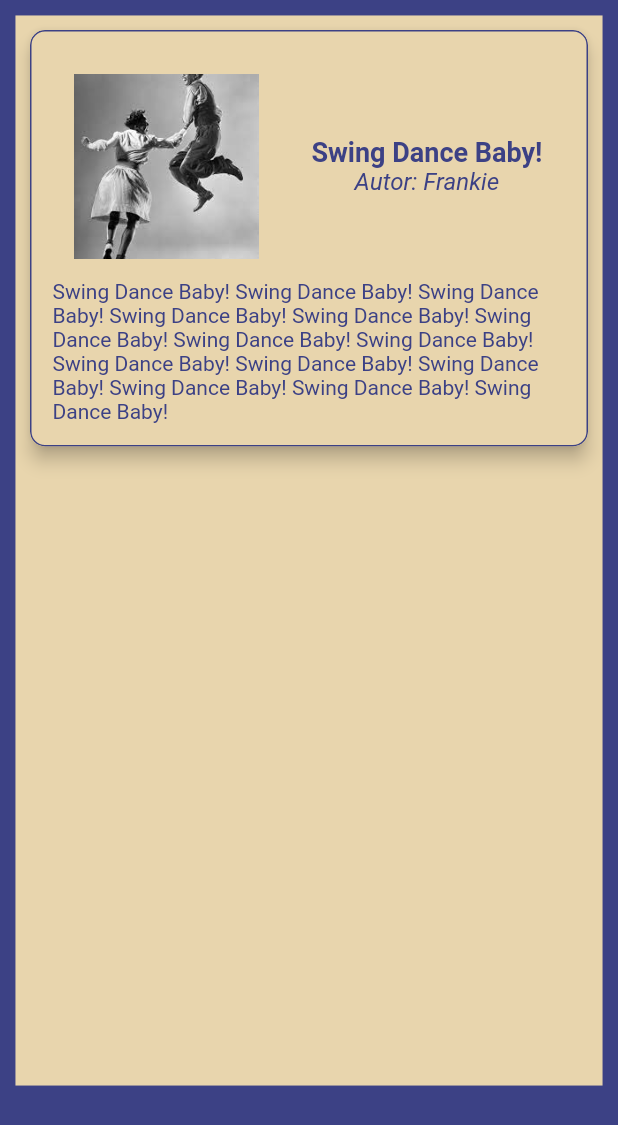
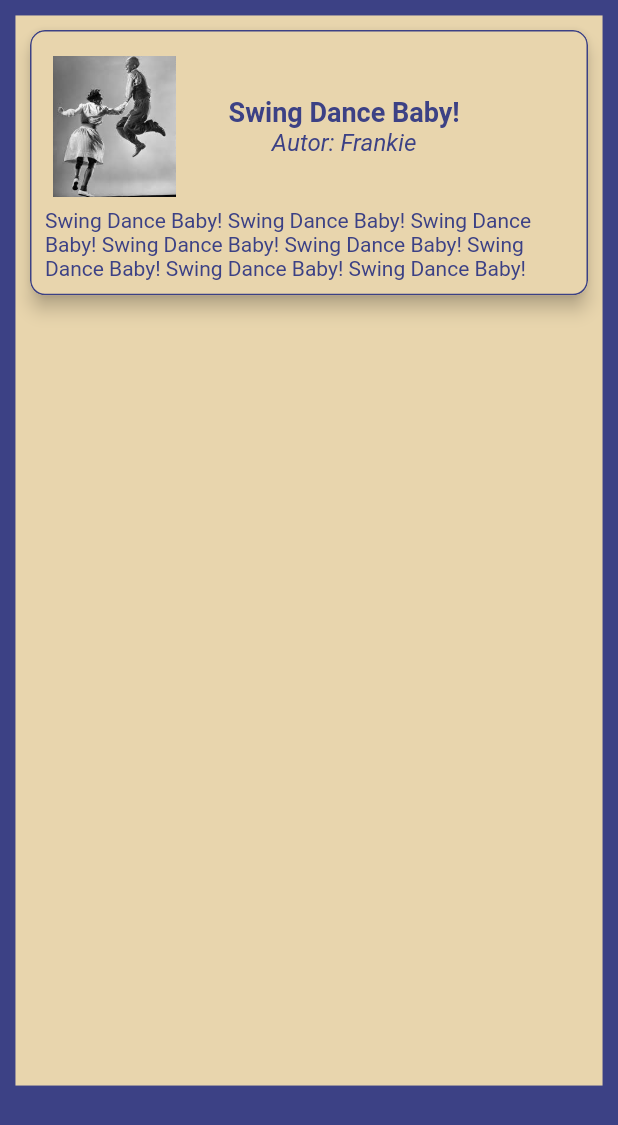
Before and after one commit to FredAPP/lindy, a Flutter app: the ArticlesPage screen opened directly, on a phone screen of 412 x 824 dp. Shown: the top 1125 px of the screen. Run offline on Flutter 3.47's test engine with Material 2 defaults, Android fonts, the phone set to English and light mode, and no system bars; our stand-ins replace persistent_bottom_nav_bar, youtube_player_flutter.

Commit message:
conversão flatbutton para textbutton

```diff
--- a/lib/main.dart
+++ b/lib/main.dart
@@ -13,7 +13,7 @@ class MyApp extends StatelessWidget {
   @override
   Widget build(BuildContext context) {
     return MaterialApp(
-      debugShowCheckedModeBanner: false, //CHUPA DEBUG
+      debugShowCheckedModeBanner: false,
       home: LoginPage(),
     );
   }
--- a/lib/pages/articles_page.dart
+++ b/lib/pages/articles_page.dart
@@ -29,18 +29,18 @@ class ArticlesPage extends StatelessWidget {
               children: <Widget>[
                 Card(
                   child: Padding(
-                    padding: const EdgeInsets.all(15.0),
+                    padding: const EdgeInsets.all(10.0),
                     child: Column(
                       children: [
                         Padding(
-                          padding: const EdgeInsets.all(14.0),
+                          padding: const EdgeInsets.all(5.0),
                           child: Row(
                             children: [
                               Image(
                                 image:
                                     AssetImage("assets/images/background.jpeg"),
-                                height: height * 0.15,
-                                width: width * 0.30,
+                                height: height * 0.12,
+                                width: width * 0.20,
                                 fit: BoxFit.fitWidth,
                               ),
                               Padding(
@@ -70,7 +70,7 @@ class ArticlesPage extends StatelessWidget {
                           ),
                         ),
                         Text(
-                          "Swing Dance Baby! Swing Dance Baby! Swing Dance Baby! Swing Dance Baby! Swing Dance Baby! Swing Dance Baby! Swing Dance Baby! Swing Dance Baby! Swing Dance Baby! Swing Dance Baby! Swing Dance Baby! Swing Dance Baby! Swing Dance Baby! Swing Dance Baby! ",
+                          "Swing Dance Baby! Swing Dance Baby! Swing Dance Baby! Swing Dance Baby! Swing Dance Baby! Swing Dance Baby! Swing Dance Baby! Swing Dance Baby!",
                           style:
                               TextStyle(color: Color.fromRGBO(60, 65, 133, 1)),
                         ),
--- a/lib/pages/forgot.dart
+++ b/lib/pages/forgot.dart
@@ -83,7 +83,7 @@ class ForgotPage extends StatelessWidget {
                             width: width * 0.3,
                             margin: EdgeInsets.only(top: 10),
                             height: height * 0.06,
-                            child: FlatButton(
+                            child: TextButton(
                               onPressed: () {
                                 Navigator.of(context).push(MaterialPageRoute(
                                   builder: (context) => LoginPage(),
@@ -102,7 +102,7 @@ class ForgotPage extends StatelessWidget {
                               SizedBox(
                                 height: height * 0.25,
                               ),
-                              FlatButton(
+                              TextButton(
                                 onPressed: () {
                                   Navigator.of(context).push(MaterialPageRoute(
                                     builder: (context) => LoginPage(),
--- a/lib/pages/home.dart
+++ b/lib/pages/home.dart
@@ -12,6 +12,7 @@ class Home extends StatelessWidget {
       child: Scaffold(
         body: Stack(
           children: [
+            AppBar(),
             Stack(
               children: [
                 Container(
@@ -53,7 +54,7 @@ class Home extends StatelessWidget {
                     width: width * 0.6,
                     margin: EdgeInsets.symmetric(vertical: 20),
                     height: height * 0.07,
-                    child: FlatButton(
+                    child: TextButton(
                       onPressed: () {
                         Navigator.of(context).push(MaterialPageRoute(
                           builder: (context) => DropdownMenu(),
@@ -72,7 +73,7 @@ class Home extends StatelessWidget {
                     width: width * 0.6,
                     margin: EdgeInsets.symmetric(vertical: 20),
                     height: height * 0.07,
-                    child: FlatButton(
+                    child: TextButton(
                       onPressed: () {
                         Navigator.of(context).push(MaterialPageRoute(
                           builder: (context) => CardVideos(),
--- a/lib/pages/login.dart
+++ b/lib/pages/login.dart
@@ -161,7 +161,7 @@ class _LoginPageState extends State<LoginPage> {
                                 width: width * 0.3,
                                 margin: EdgeInsets.only(top: 10),
                                 height: height * 0.06,
-                                child: FlatButton(
+                                child: TextButton(
                                   onPressed: () {
                                     Navigator.of(context)
                                         .push(MaterialPageRoute(
--- a/lib/pages/signup.dart
+++ b/lib/pages/signup.dart
@@ -173,7 +173,7 @@ class _SignupPageState extends State<SignupPage> {
                           width: width * 0.3,
                           // margin: EdgeInsets.symmetric(vertical: 20),
                           height: height * 0.05,
-                          child: FlatButton(
+                          child: TextButton(
                             onPressed: () {
                               Navigator.of(context).push(MaterialPageRoute(
                                 builder: (context) => LoginPage(),
@@ -236,7 +236,7 @@ class _SignupPageState extends State<SignupPage> {
                               'Do You Have an Account?',
                               style: TextStyle(fontSize: 20),
                             ),
-                            FlatButton(
+                            TextButton(
                               onPressed: () {
                                 Navigator.of(context).push(
                                   MaterialPageRoute(
```
